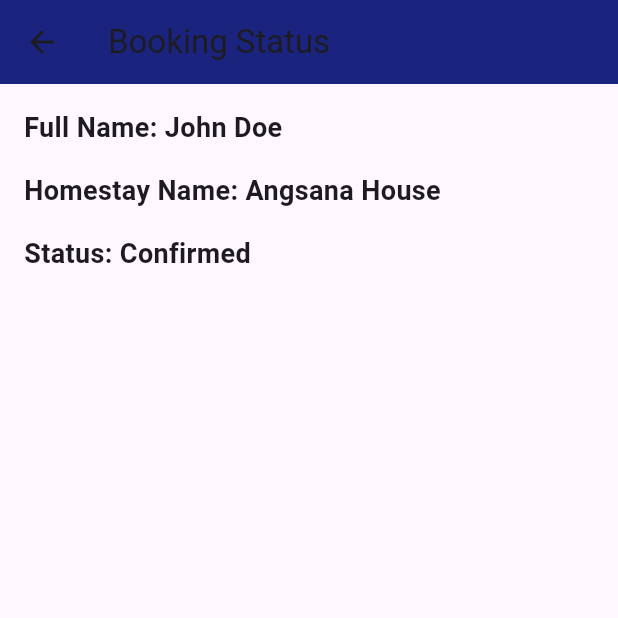
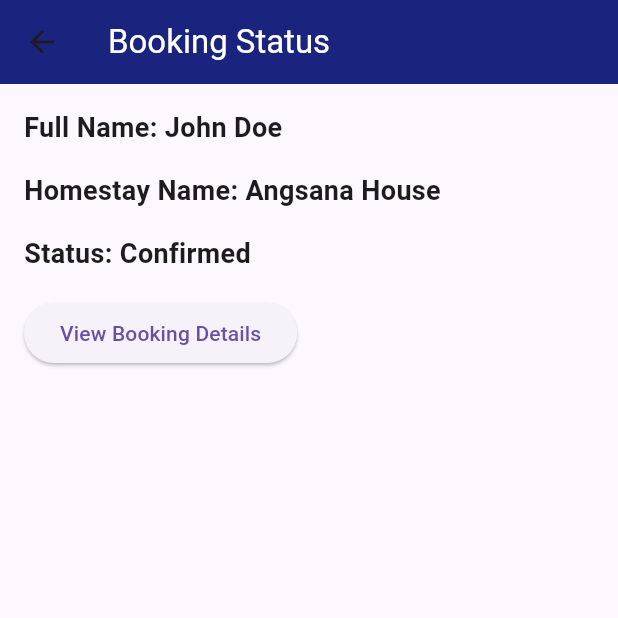
Before and after one commit to Team-Mellow/annahomestay, a Flutter app: the BookingStatusPage screen opened directly, on a phone screen of 412 x 824 dp, the top half of it. Run offline on Flutter 3.47's test engine with Material 3 defaults, Android fonts, the phone set to English and light mode, and no system bars; our stand-ins replace cloud_firestore, firebase_core, get; accounts and stored records are empty.

Commit message:
delete bookingdetails.dart

```diff
--- a/lib/bookingstatus.dart
+++ b/lib/bookingstatus.dart
@@ -1,5 +1,6 @@
 import 'package:flutter/material.dart';
 import 'booking_repository.dart';
+import 'booking_model.dart';
 
 class BookingStatusPage extends StatelessWidget {
   final String fullName;
@@ -14,9 +15,20 @@ class BookingStatusPage extends StatelessWidget {
 
   @override
   Widget build(BuildContext context) {
+    // Sample booking details. You should replace this with actual data.
+    BookingModel booking = BookingModel(
+      name: 'John Doe',
+      email: 'john.doe@example.com',
+      phone: '123-456-7890',
+      homestay: 'Beautiful Homestay',
+      checkInDate: DateTime.now(),
+      checkOutDate: DateTime.now().add(Duration(days: 7)),
+      approval: 'Pending',
+    );
+
     return Scaffold(
       appBar: AppBar(
-        title: Text('Booking Status'),
+        title: Text('Booking Status', style: TextStyle(color: Colors.white)),
         backgroundColor: Colors.indigo[900],
       ),
       body: Padding(
@@ -38,9 +50,49 @@ class BookingStatusPage extends StatelessWidget {
               'Status: $status',
               style: TextStyle(fontSize: 18.0, fontWeight: FontWeight.bold),
             ),
+            SizedBox(height: 16.0),
+            ElevatedButton(
+              onPressed: () {
+                _showBookingDetailsDialog(context, booking);
+              },
+              child: Text('View Booking Details'),
+            ),
           ],
         ),
       ),
     );
   }
+
+  // Function to show a dialog with booking details in a dropdown
+  Future<void> _showBookingDetailsDialog(
+      BuildContext context, BookingModel booking) async {
+    await showDialog(
+      context: context,
+      builder: (BuildContext context) {
+        return AlertDialog(
+          title: Text('Booking Details'),
+          content: Column(
+            crossAxisAlignment: CrossAxisAlignment.start,
+            mainAxisSize: MainAxisSize.min,
+            children: [
+              Text('Full Name: ${booking.name}'),
+              SizedBox(height: 8.0),
+              Text('Homestay Name: ${booking.homestay}'),
+              SizedBox(height: 8.0),
+              Text('Status: ${booking.approval}'),
+              // Add other fields here, such as phone number, email, date, etc.
+            ],
+          ),
+          actions: [
+            TextButton(
+              onPressed: () {
+                Navigator.of(context).pop();
+              },
+              child: Text('Close'),
+            ),
+          ],
+        );
+      },
+    );
+  }
 }
```
Also changed, not shown: lib/bookingdetails.dart (deleted).
